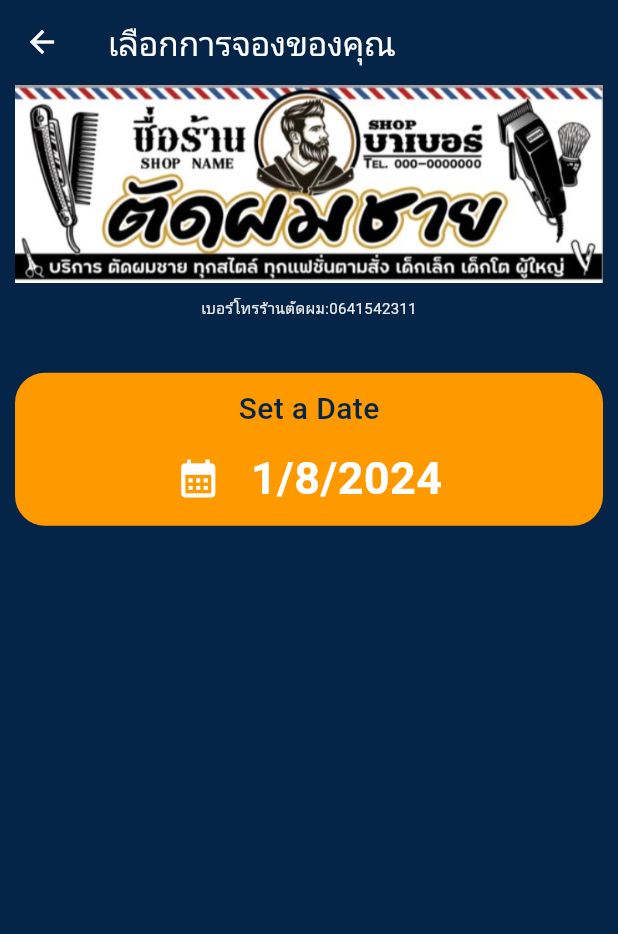
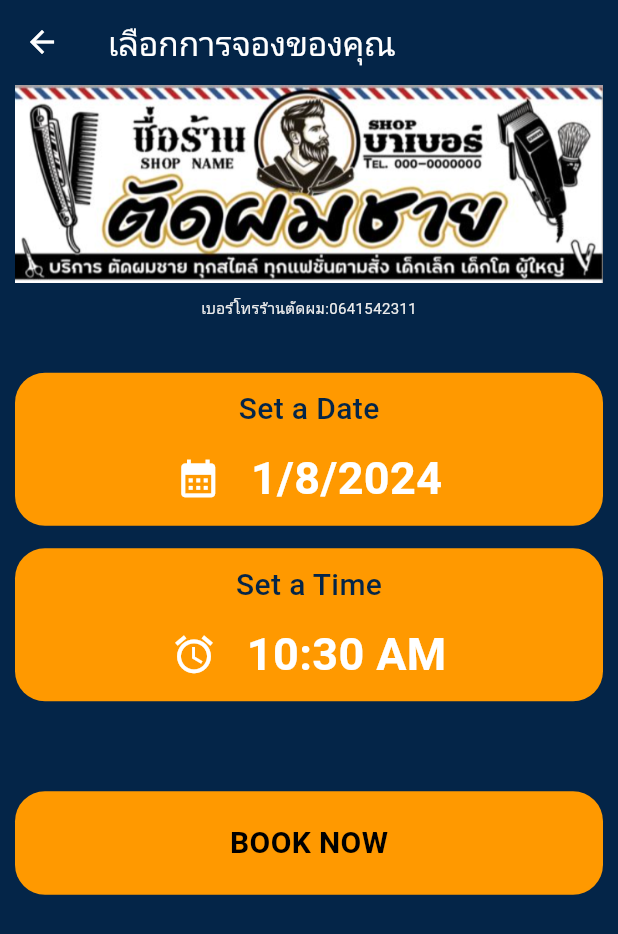
Before and after one commit to 0641542311jack/my_App1, a Flutter app: the BookingBarber screen opened directly, on a phone screen of 412 x 824 dp. Shown: the top 934 px of the screen. Run offline on Flutter 3.47's test engine with Material 3 defaults, Android fonts, the light colour scheme and no system bars; our stand-ins replace firebase_auth, firebase_core, fluttertoast, form_field_validator; accounts and stored records are empty.

Commit message:
add code

```diff
--- a/lib/booking/bookingbarber.dart
+++ b/lib/booking/bookingbarber.dart
@@ -12,16 +12,30 @@ class _BookingBarberState extends State<BookingBarber> {
   DateTime _selectedDate = DateTime.now();
 
   Future<void> _selectDate(BuildContext context) async {
+    //เซ็ตวันเดือนปี
     final DateTime? picked = await showDatePicker(
         context: context,
         initialDate: _selectedDate,
         firstDate: DateTime(2024),
         lastDate: DateTime(2025));
-        if (picked != null && picked != _selectedDate) {
-          setState(() {
-            _selectedDate = picked;
-          });
-        }
+    if (picked != null && picked != _selectedDate) {
+      setState(() {
+        _selectedDate = picked;
+      });
+    }
+  }
+
+  TimeOfDay _selectedTime = TimeOfDay.now();
+
+  Future<void> _selectTime(BuildContext context) async {
+    //เซ็ตเวลา
+    final TimeOfDay? picked =
+        await showTimePicker(context: context, initialTime: _selectedTime);
+    if (picked != null && picked != _selectedTime) {
+      setState(() {
+        _selectedTime = picked;
+      });
+    }
   }
 
   @override
@@ -86,7 +100,7 @@ class _BookingBarberState extends State<BookingBarber> {
                     mainAxisAlignment: MainAxisAlignment.center, //จัดกึ่งกลาง
                     children: [
                       GestureDetector(
-                        onTap: (){
+                        onTap: () {
                           _selectDate(context);
                         },
                         child: Icon(
@@ -110,6 +124,78 @@ class _BookingBarberState extends State<BookingBarber> {
                 ],
               ),
             ),
+            SizedBox(
+              height: 15,
+            ),
+            Container(
+              padding: EdgeInsets.only(
+                  top: 10, bottom: 10), //จัดตัวหนังสือในกรอบสี่เหลี่ยม
+
+              decoration: BoxDecoration(
+                  color: const Color.fromARGB(255, 255, 153, 0),
+                  borderRadius:
+                      BorderRadius.circular(20)), //borderRadiusทำมุมโค้ง
+              width: MediaQuery.of(context).size.width,
+              child: Column(
+                children: [
+                  Text(
+                    "Set a Time",
+                    style: TextStyle(
+                        color: const Color.fromARGB(255, 4, 37, 72),
+                        fontSize: 20,
+                        fontWeight: FontWeight.w500),
+                  ),
+                  SizedBox(
+                    height: 10,
+                  ),
+                  Row(
+                    mainAxisAlignment: MainAxisAlignment.center, //จัดกึ่งกลาง
+                    children: [
+                      GestureDetector(
+                        onTap: () {
+                          _selectTime(context);
+                        },
+                        child: Icon(
+                          Icons.alarm,
+                          color: Colors.white,
+                          size: 30,
+                        ),
+                      ),
+                      SizedBox(
+                        width: 20,
+                      ),
+                      Text(
+                        _selectedTime.format(context), //แสดงวันเดือนปีปัจจุบัน
+                        style: TextStyle(
+                            color: const Color.fromARGB(255, 255, 255, 255),
+                            fontSize: 30,
+                            fontWeight: FontWeight.bold),
+                      ),
+                    ],
+                  )
+                ],
+              ),
+            ),
+            SizedBox(height: 60),
+            GestureDetector(
+              onTap: () {},
+              child: Container(
+                width: MediaQuery.of(context).size.width,
+                padding: EdgeInsets.symmetric(horizontal: 20, vertical: 20),
+                decoration: BoxDecoration(
+                    color: const Color.fromARGB(255, 255, 153, 0),
+                    borderRadius: BorderRadius.circular(20)),
+                child: Center(
+                  child: Text(
+                    "BOOK NOW",
+                    style: TextStyle(
+                        color: Colors.black,
+                        fontSize: 20,
+                        fontWeight: FontWeight.bold),
+                  ),
+                ),
+              ),
+            )
           ],
         ),
       ),
```
